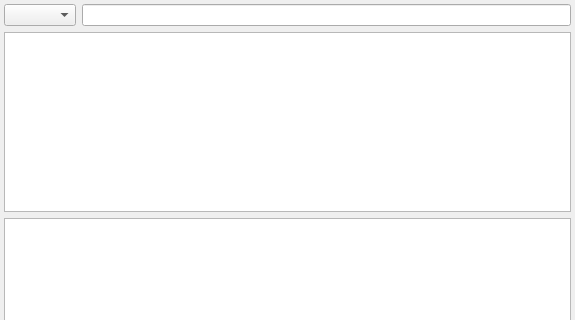
This is OTE/src/views/ExplorerTemplatesView.ui in 3nock/OTE as Qt 5 draws it before an edit; both pictures show x 0 to 575 and y 0 to 320 of the 575 by 481 pixel window. The edited form follows.
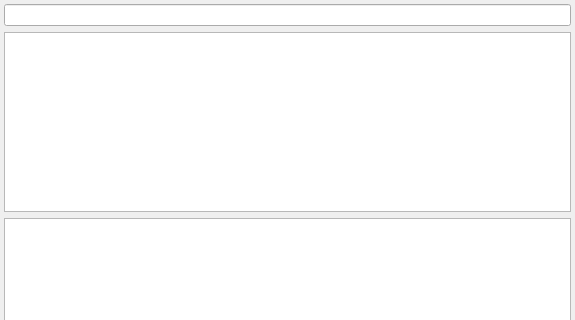
This is the edited form.

Commit message: fixing welcome view

```diff
--- a/OTE/src/views/ExplorerTemplatesView.ui
+++ b/OTE/src/views/ExplorerTemplatesView.ui
@@ -27,14 +27,7 @@
     <number>4</number>
    </property>
    <item>
-    <layout class="QHBoxLayout" name="horizontalLayout_3">
-     <item>
-      <widget class="QComboBox" name="comboBoxFilter"/>
-     </item>
-     <item>
-      <widget class="QLineEdit" name="lineEditFilter"/>
-     </item>
-    </layout>
+    <widget class="QLineEdit" name="lineEditFilter"/>
    </item>
    <item>
     <widget class="QTableView" name="tableViewTemplates">
```
Left out of the diff: 3 changed lines with no effect on the pictures. The commit also changes 13 other files.
